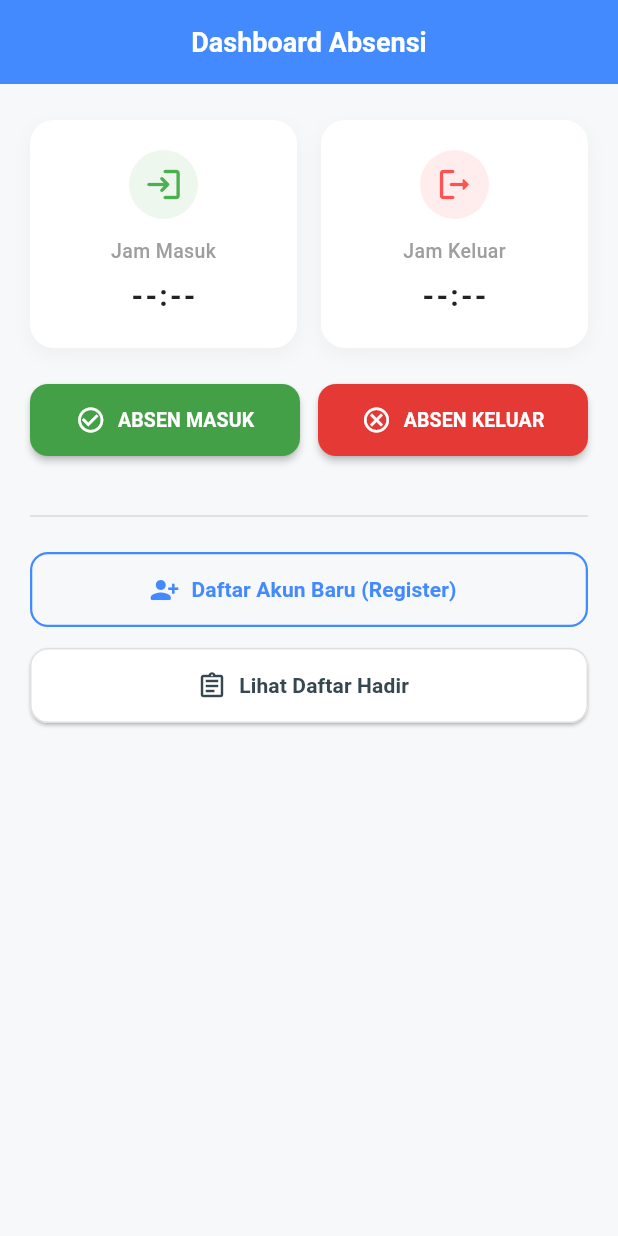
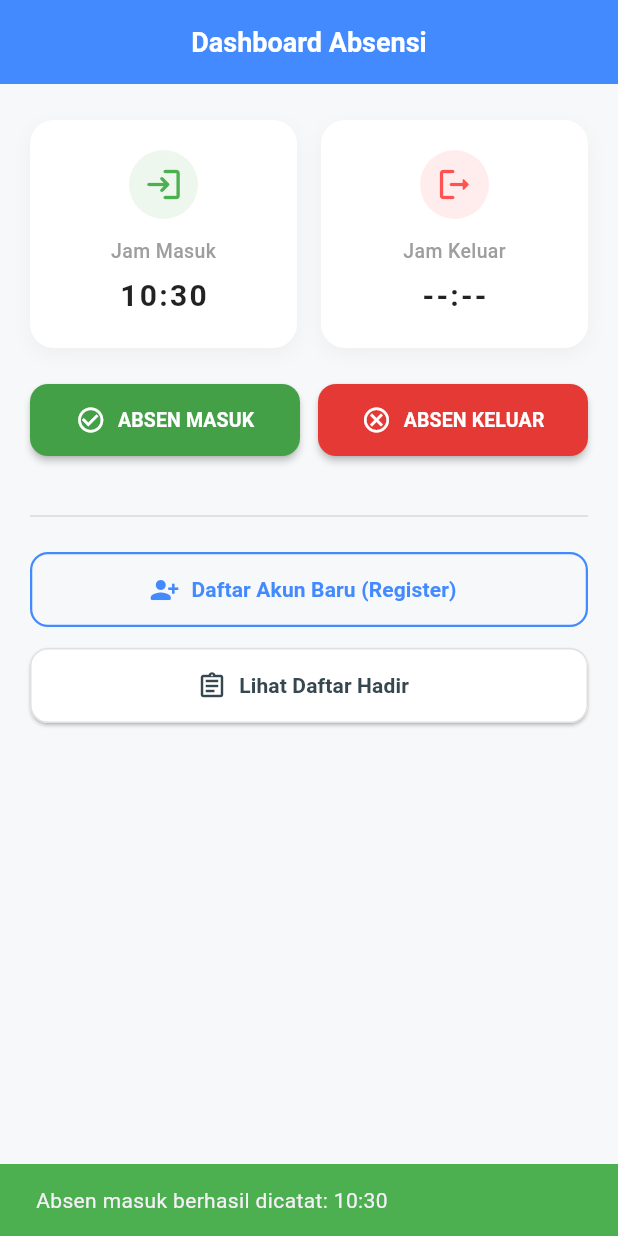
Before and after one commit to alen830/alen_solution, a Flutter app: the HomePage screen opened directly, after a tap on "ABSEN MASUK", on a phone screen of 412 x 824 dp. Run offline on Flutter 3.47's test engine with Material 3 defaults, Android fonts, the light colour scheme and no system bars; our stand-ins replace dio, retrofit, shared_preferences; accounts and stored records are empty; generated files the repository leaves out were written again.

Commit message:
sudah benar

```diff
--- a/lib/main.dart
+++ b/lib/main.dart
@@ -20,7 +20,7 @@ class MyApp extends StatelessWidget {
       theme: ThemeData(
         colorScheme: ColorScheme.fromSeed(seedColor: Colors.deepPurple),
       ),
-      home: const RegisterPage(),
+      home: const HomePage(),
     );
   }
 }
--- a/lib/pages/home_pages.dart
+++ b/lib/pages/home_pages.dart
@@ -1,14 +1,51 @@
 import 'package:flutter/material.dart';
+import 'package:intl/intl.dart';
 
-// Import file daftar hadir dan register sesuai struktur folder Anda:
+// Import file halaman sesuai struktur folder Anda:
 import 'daftar_hadir_pages.dart';
 import 'register_pages.dart';
 
-import 'package:alen_solution/pages/daftar_hadir_pages.dart';
-import 'package:intl/intl.dart';
+class HomePage extends StatefulWidget {
+  const HomePage({super.key});
 
-class HomePage extends StatelessWidget {
-  const HomePage({super.key});
+  @override
+  State<HomePage> createState() => _HomePageState();
+}
+
+class _HomePageState extends State<HomePage> {
+  // Variabel penampung nilai waktu absen
+  String _jamMasuk = '--:--';
+  String _jamKeluar = '--:--';
+
+  // Fungsi untuk mencatat jam masuk
+  void _absenMasuk() {
+    setState(() {
+      _jamMasuk = DateFormat('HH:mm').format(DateTime.now());
+    });
+
+    ScaffoldMessenger.of(context).showSnackBar(
+      SnackBar(
+        content: Text('Absen masuk berhasil dicatat: $_jamMasuk'),
+        backgroundColor: Colors.green,
+        duration: const Duration(seconds: 2),
+      ),
+    );
+  }
+
+  // Fungsi untuk mencatat jam keluar
+  void _absenKeluar() {
+    setState(() {
+      _jamKeluar = DateFormat('HH:mm').format(DateTime.now());
+    });
+
+    ScaffoldMessenger.of(context).showSnackBar(
+      SnackBar(
+        content: Text('Absen keluar berhasil dicatat: $_jamKeluar'),
+        backgroundColor: Colors.redAccent,
+        duration: const Duration(seconds: 2),
+      ),
+    );
+  }
 
   @override
   Widget build(BuildContext context) {
@@ -34,7 +71,7 @@ class HomePage extends StatelessWidget {
                 Expanded(
                   child: _buildTimeCard(
                     title: 'Jam Masuk',
-                    time: '--:--',
+                    time: _jamMasuk, // Menggunakan state _jamMasuk
                     icon: Icons.login_rounded,
                     iconColor: Colors.green,
                   ),
@@ -43,7 +80,7 @@ class HomePage extends StatelessWidget {
                 Expanded(
                   child: _buildTimeCard(
                     title: 'Jam Keluar',
-                    time: '--:--',
+                    time: _jamKeluar, // Menggunakan state _jamKeluar
                     icon: Icons.logout_rounded,
                     iconColor: Colors.redAccent,
                   ),
@@ -57,9 +94,7 @@ class HomePage extends StatelessWidget {
               children: [
                 Expanded(
                   child: ElevatedButton.icon(
-                    onPressed: () {
-                      // Logika Absen Masuk
-                    },
+                    onPressed: _absenMasuk,
                     icon: const Icon(Icons.check_circle_outline, size: 20),
                     label: const Text(
                       'ABSEN MASUK',
@@ -82,9 +117,7 @@ class HomePage extends StatelessWidget {
                 const SizedBox(width: 12),
                 Expanded(
                   child: ElevatedButton.icon(
-                    onPressed: () {
-                      // Logika Absen Keluar
-                    },
+                    onPressed: _absenKeluar,
                     icon: const Icon(Icons.cancel_outlined, size: 20),
                     label: const Text(
                       'ABSEN KELUAR',
--- a/lib/service/simpan_token.dart
+++ b/lib/service/simpan_token.dart
@@ -10,6 +10,7 @@ class SimpanToken {
 
   static Future<String?> getToken() async {
     final pref = await SharedPreferences.getInstance();
+    return pref.getString('autentikasi_token');
   }
 
   //hapus token ketika logout
```
Also changed, not shown: pubspec.yaml (+1 -6 lines), pubspec.lock.
